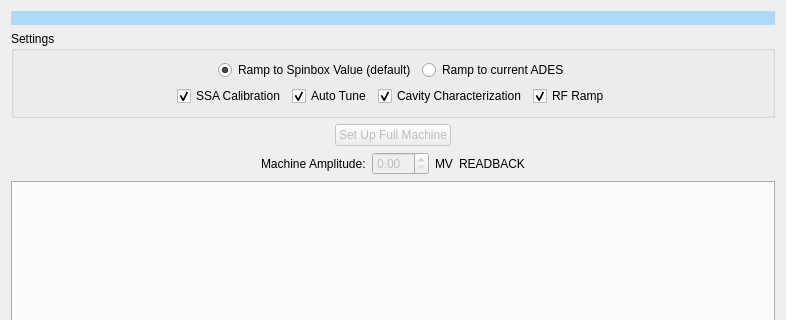
Old version of the form setup.ui in the repository slaclab/srf_auto_setup; both pictures show x 0 to 786 and y 0 to 320 of the 786 by 687 pixel window.
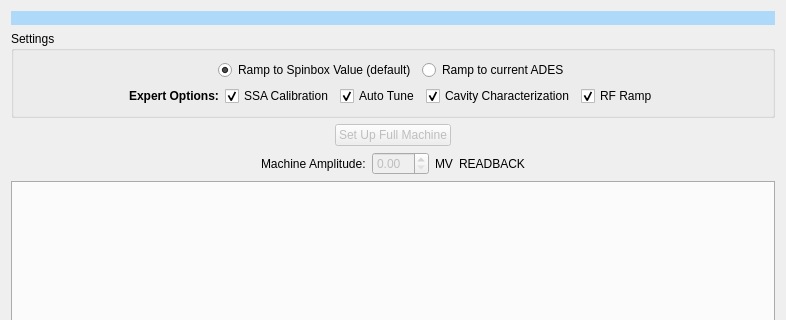
New version of the form.

Commit message: safety save, implementing broken up setup

What changed in the file:
```diff
--- a/setup.ui
+++ b/setup.ui
@@ -45,6 +45,19 @@
           </property>
          </spacer>
         </item>
+        <item>
+         <widget class="QLabel" name="label_3">
+          <property name="font">
+           <font>
+            <weight>75</weight>
+            <bold>true</bold>
+           </font>
+          </property>
+          <property name="text">
+           <string>Expert Options:</string>
+          </property>
+         </widget>
+        </item>
         <item>
          <widget class="QCheckBox" name="ssa_cal_checkbox">
           <property name="text">
```
The commit also changes 1 other file.
